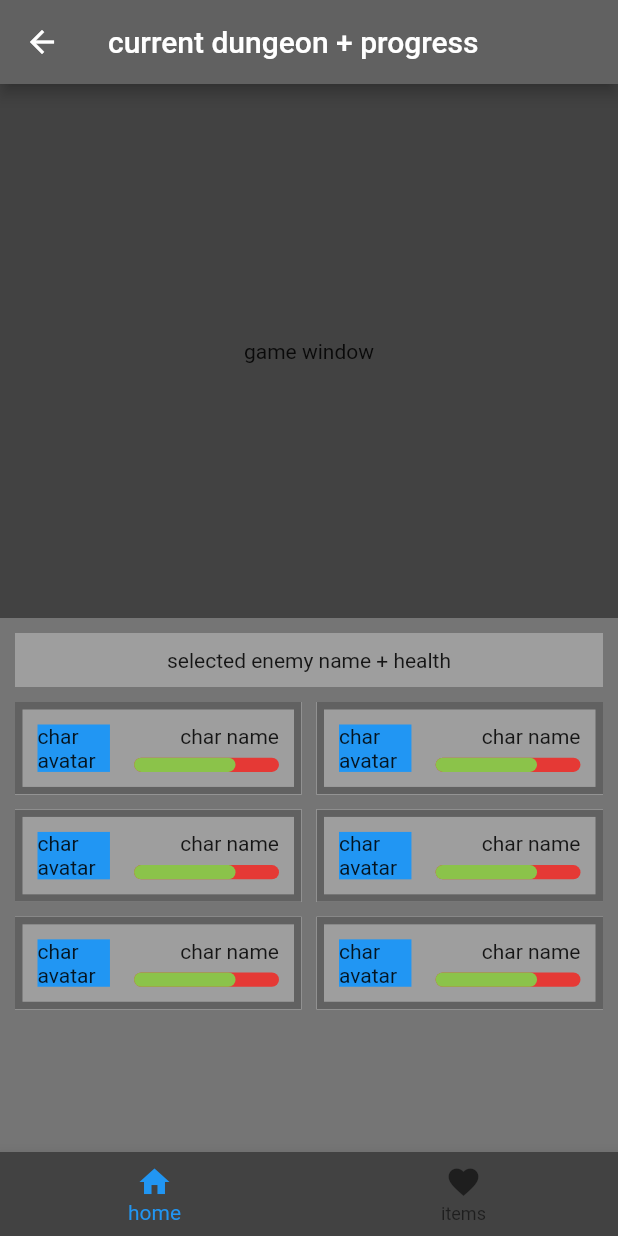
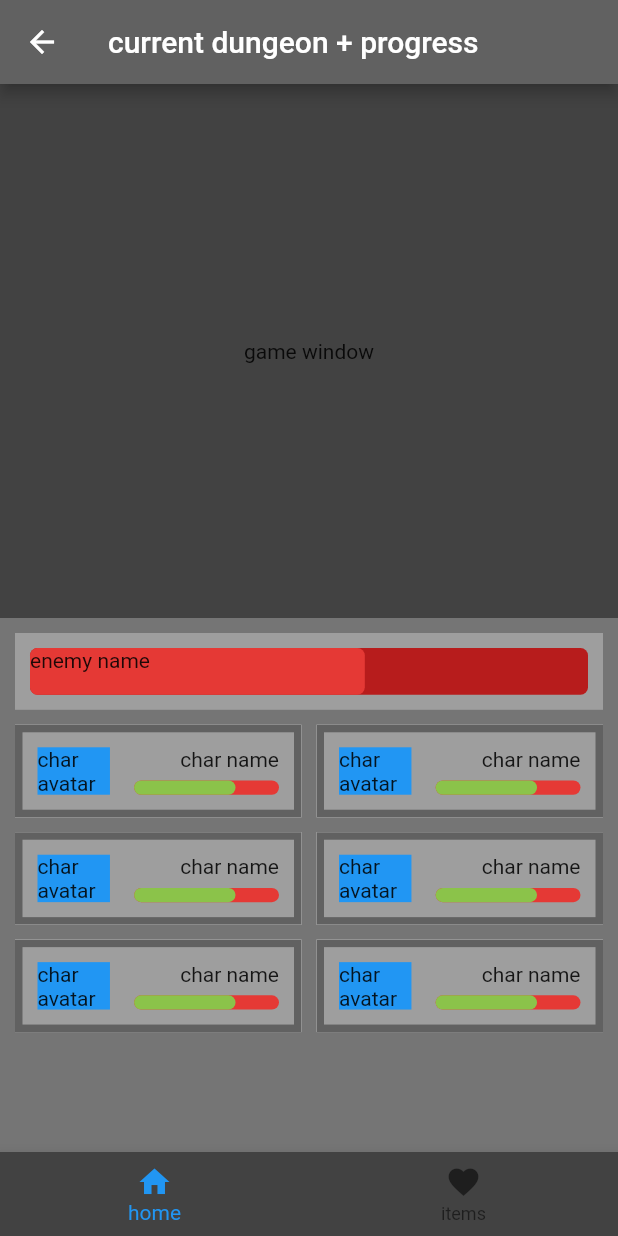
Before and after one commit to aarongiesbrecht/slimes, a Flutter app: the CombatPage screen opened directly, on a phone screen of 412 x 824 dp. Run offline on Flutter 3.47's test engine with Material 2 defaults, Android fonts, the phone set to English and light mode, and no system bars.

Commit message:
added large health bar

```diff
--- a/slimes/lib/UI/CombatMenu.dart
+++ b/slimes/lib/UI/CombatMenu.dart
@@ -4,6 +4,7 @@ import './CombatOptionTile.dart';
 import '../utils/Move.dart';
 import '../entities/friendly/Slime.dart';
 import '../UI/SmallHealthBar.dart';
+import '../UI/LargeHealthBar.dart';
 
 class CombatMenu extends StatelessWidget {
 
@@ -16,6 +17,8 @@ class CombatMenu extends StatelessWidget {
   // these are temporary classes functioning as placeholder in order
   // to test the menus functions more realistically
 
+
+
   void onTap(int index) {
     print('tap registered on index: $index');
   }
@@ -26,17 +29,21 @@ class CombatMenu extends StatelessWidget {
       color: Colors.grey[600],
       child: Column(
         children: <Widget>[
-          Container(
-            padding: EdgeInsets.all(10),
+          Expanded(
             child: Container(
-              color: Colors.grey[500],
               padding: EdgeInsets.all(10),
-              alignment: Alignment.center,
-              //TODO impliment enemy name and overlay over dynamic health bar
-              child: Text('selected enemy name + health'),
+              child: Container(
+                color: Colors.grey[500],
+                padding: EdgeInsets.all(10),
+                alignment: Alignment.center,
+                //TODO impliment enemy name and overlay over dynamic health bar
+                child: LargeHealthBar(.6),
+                //child: Text('test'),
+              ),
             ),
           ),
           Expanded(
+            flex: 4,
             child: GridView.count(
               primary: false,
               padding: const EdgeInsets.fromLTRB(10, 0, 10, 10),
--- /dev/null
+++ b/slimes/lib/UI/LargeHealthBar.dart
@@ -0,0 +1,42 @@
+import 'package:flutter/material.dart';
+
+class LargeHealthBar extends StatefulWidget {
+
+  //health MUST be passed a double between 0-1
+  final double health;
+  LargeHealthBar(this.health);
+
+  @override
+  _LargeHealthBarState createState() => _LargeHealthBarState();
+}
+
+class _LargeHealthBarState extends State<LargeHealthBar> {
+  @override
+  Widget build(BuildContext context) {
+    return new Material(
+      color: Colors.grey[500],
+        child: Container(
+          decoration: BoxDecoration(
+              color: Colors.red[900],
+              borderRadius: BorderRadius.all(
+                Radius.circular(5),
+              ),
+            ),
+          alignment: Alignment.centerLeft,
+          child: FractionallySizedBox(
+          heightFactor: 1,
+          widthFactor: widget.health,
+          child: Container(
+            decoration: BoxDecoration(
+              color: Colors.red[600],
+              borderRadius: BorderRadius.all(
+                Radius.circular(5),
+              ),
+            ),
+            child: Text('enemy name'),
+          ),
+        ),
+      ),
+    );
+  }
+}
```
